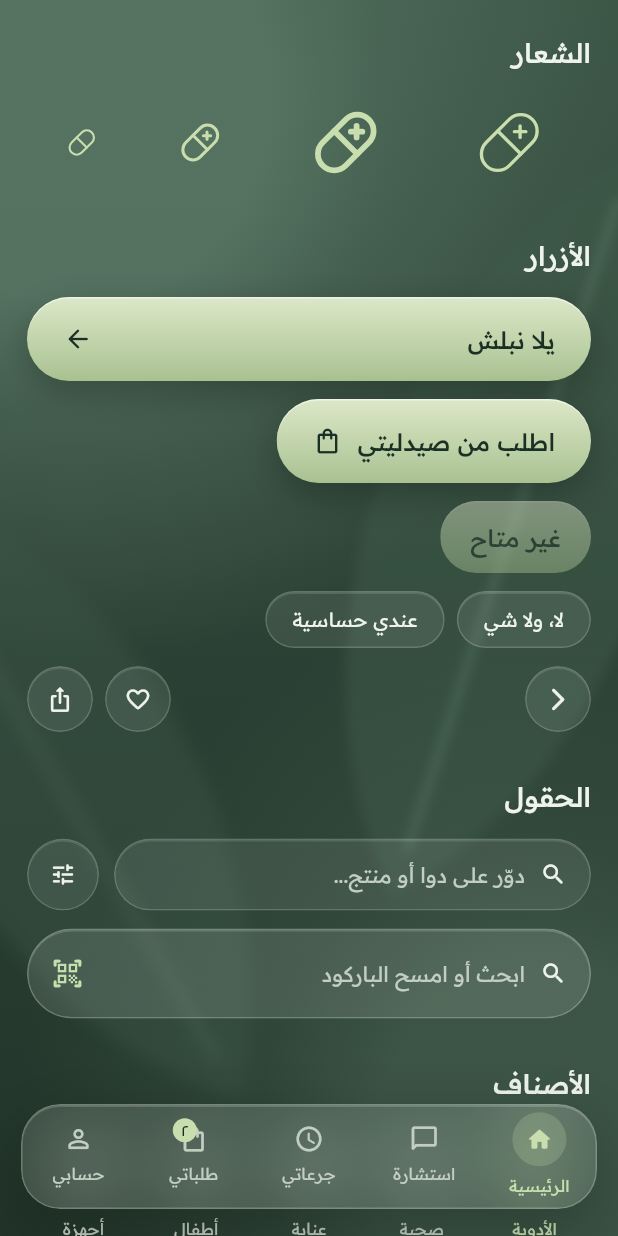
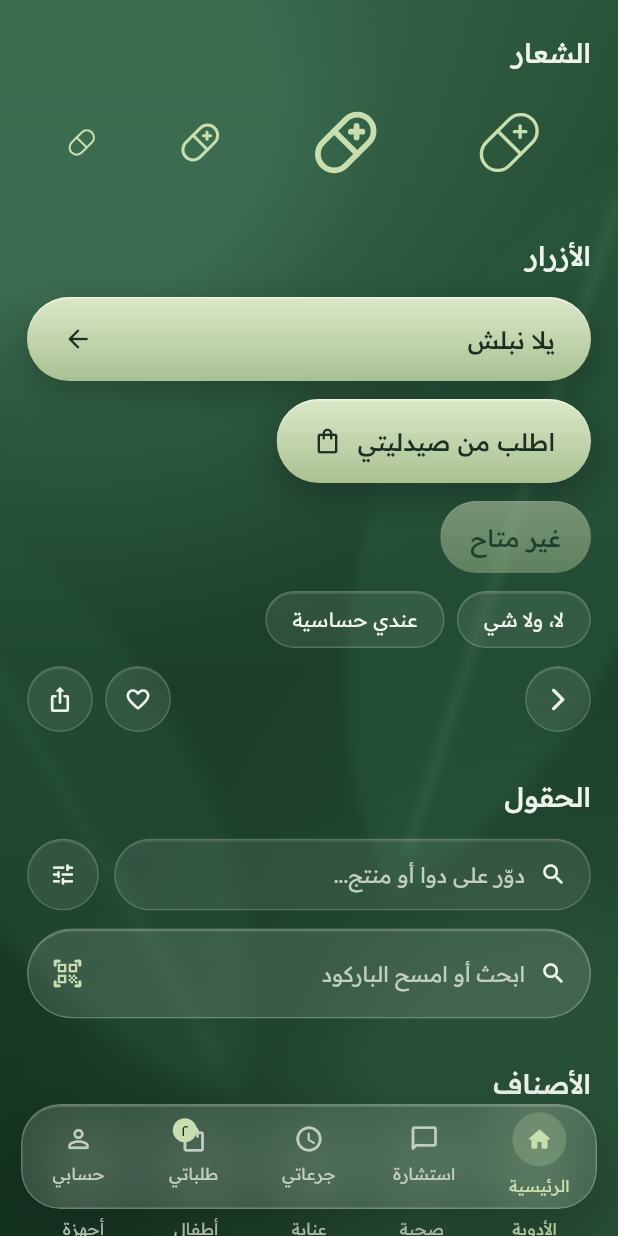
Before and after one commit to 5466676/pharmacy-app, a Flutter app: the screen it shows after launch, scrolled down 1152 dp, on a phone screen of 412 x 824 dp. Run offline on Flutter 3.47's test engine with Material 3 defaults, Android fonts, the phone set to English and light mode, and no system bars.

Commit message:
Deepen and saturate the green background and surface tokens
Owner confirmed the dark-glass direction and asked for a darker, more
saturated green. Hue unchanged; saturation raised and lightness lowered
for the gradient, blobs, leaves and solid surfaces. Docs and screenshots
updated.

Co-Authored-By: Claude Opus 5.5 <noreply@anthropic.com>
Claude-Session: https://claude.ai/code/session_011vzEehr7XSzQVfzdxWUz69

```diff
--- a/packages/doaya_ui/lib/src/tokens/colors.dart
+++ b/packages/doaya_ui/lib/src/tokens/colors.dart
@@ -4,18 +4,18 @@ import 'dart:ui';
 /// (directly for mode-independent colors, or via `DoayaTokens` for surfaces).
 abstract final class DoayaColors {
   // Background gradient.
-  static const bgTop = Color(0xFF3D5747);
-  static const bgMid = Color(0xFF2B4034);
-  static const bgBottom = Color(0xFF22352A);
+  static const bgTop = Color(0xFF285439);
+  static const bgMid = Color(0xFF1B3F2B);
+  static const bgBottom = Color(0xFF153422);
 
   // Background decoration (blobs + leaves).
-  static const blobLight = Color(0xFF5A7866);
-  static const blobDark = Color(0xFF45604F);
-  static const leafFillA = Color(0xFF3F5B4A);
-  static const leafVeinA = Color(0xFF6F8E78);
-  static const leafFillB = Color(0xFF3A5546);
-  static const leafVeinB = Color(0xFF688770);
-  static const photoScrim = Color.fromRGBO(34, 53, 42, 0.55);
+  static const blobLight = Color(0xFF3F7153);
+  static const blobDark = Color(0xFF2F5A3F);
+  static const leafFillA = Color(0xFF29573C);
+  static const leafVeinA = Color(0xFF50865F);
+  static const leafFillB = Color(0xFF26523A);
+  static const leafVeinB = Color(0xFF4A8057);
+  static const photoScrim = Color.fromRGBO(21, 52, 34, 0.55);
 
   // Glass.
   static const glassFill = Color.fromRGBO(236, 242, 234, 0.09);
@@ -26,9 +26,9 @@ abstract final class DoayaColors {
   static const glassHighlightStrong = Color.fromRGBO(255, 255, 255, 0.16);
 
   // Solid variants (pharmacy desktop, long lists).
-  static const surface = Color(0xFF33483C);
-  static const surfaceRaised = Color(0xFF3A5044);
-  static const border = Color(0xFF4A6254);
+  static const surface = Color(0xFF224531);
+  static const surfaceRaised = Color(0xFF274C38);
+  static const border = Color(0xFF345E45);
 
   // Sage (primary action).
   static const sageTop = Color(0xFFDCE8C8);
```
Also changed, not shown: 10 other files.
